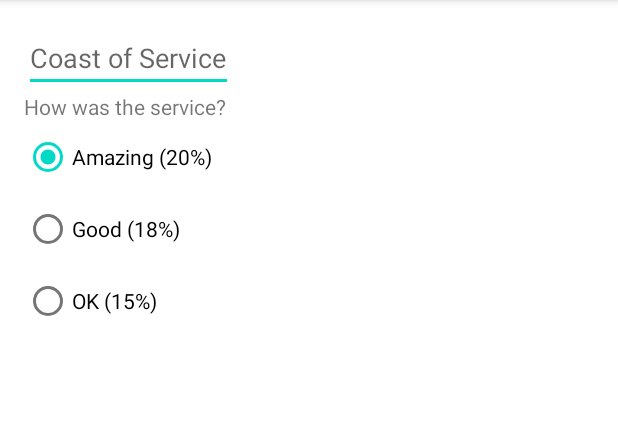
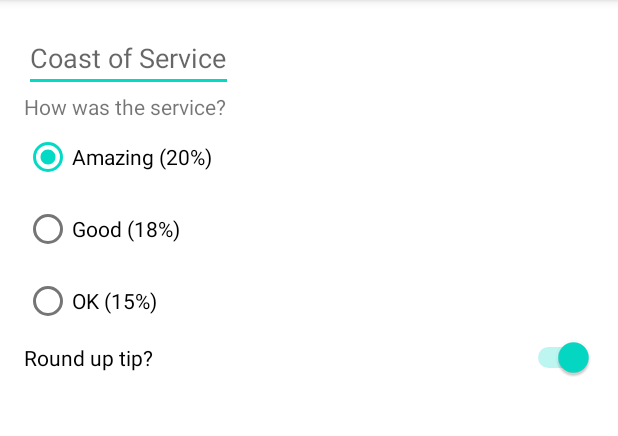
Before and after one commit to sisouza/TipCalculatorApp, an Android app: the screen it shows after launch (MainActivity), on a phone screen of 412 x 824 dp, the part 84-520 px from its top. Run offline under Robolectric (Android 15) with nearby library versions, the phone set to English and light mode, and no system bars.

Commit message:
create switch option

```diff
--- a/app/src/main/res/layout/activity_main.xml
+++ b/app/src/main/res/layout/activity_main.xml
@@ -50,8 +50,17 @@
             android:layout_width="wrap_content"
             android:layout_height="wrap_content"
             android:text="OK (15%)" />
+    </RadioGroup>
+
+    <Switch
+        android:id="@+id/roundUpSwitch"
+        android:layout_width="0dp"
+        android:layout_height="wrap_content"
+        android:checked="true"
+        android:text="Round up tip?"
+        app:layout_constraintEnd_toEndOf="parent"
+        app:layout_constraintStart_toStartOf="parent"
+        app:layout_constraintTop_toBottomOf="@+id/rgTipOptions" />
 
 
-    </RadioGroup>
-
 </androidx.constraintlayout.widget.ConstraintLayout>
```
